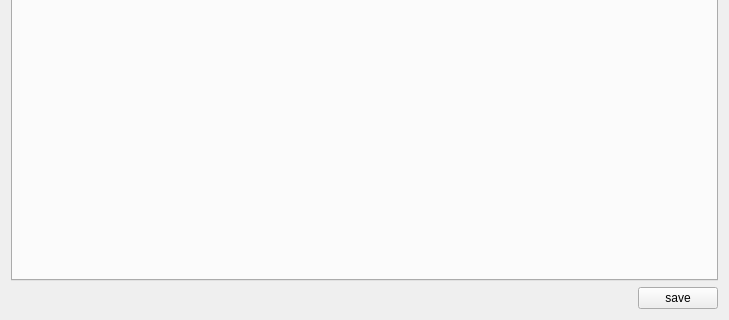
iagoofelipe/Server, file apps/inventory/views/src/InventoryForm.ui: the form before one commit; both pictures show x 0 to 729 and y 354 to 674 of the 729 by 674 pixel window.
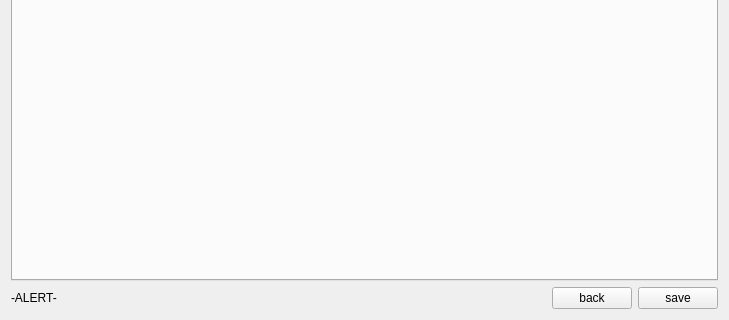
The form after the commit.

```diff
--- a/apps/inventory/views/src/InventoryForm.ui
+++ b/apps/inventory/views/src/InventoryForm.ui
@@ -153,6 +153,13 @@
       <property name="bottomMargin">
        <number>0</number>
       </property>
+      <item>
+       <widget class="QLabel" name="labelAlert">
+        <property name="text">
+         <string>-ALERT-</string>
+        </property>
+       </widget>
+      </item>
       <item>
        <spacer name="horizontalSpacer">
         <property name="orientation">
@@ -166,6 +173,13 @@
         </property>
        </spacer>
       </item>
+      <item>
+       <widget class="QPushButton" name="btnBack">
+        <property name="text">
+         <string>back</string>
+        </property>
+       </widget>
+      </item>
       <item>
        <widget class="QPushButton" name="btnSave">
         <property name="text">
```
Left out of the diff: 9 changed lines with no effect on the pictures.
